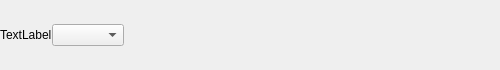
caozhongxiao/espreso, file src/gui/elements/optionhandler.ui: the form before one commit.
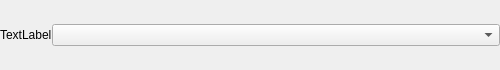
The form after the commit.

What changed in the file:
```diff
--- a/src/gui/elements/optionhandler.ui
+++ b/src/gui/elements/optionhandler.ui
@@ -54,26 +54,13 @@
    <item>
     <widget class="QComboBox" name="cmb">
      <property name="sizePolicy">
-      <sizepolicy hsizetype="Fixed" vsizetype="Fixed">
+      <sizepolicy hsizetype="Preferred" vsizetype="Fixed">
        <horstretch>0</horstretch>
        <verstretch>0</verstretch>
       </sizepolicy>
      </property>
     </widget>
    </item>
-   <item>
-    <spacer name="horizontalSpacer">
-     <property name="orientation">
-      <enum>Qt::Horizontal</enum>
-     </property>
-     <property name="sizeHint" stdset="0">
-      <size>
-       <width>40</width>
-       <height>20</height>
-      </size>
-     </property>
-    </spacer>
-   </item>
   </layout>
  </widget>
  <resources/>
```
